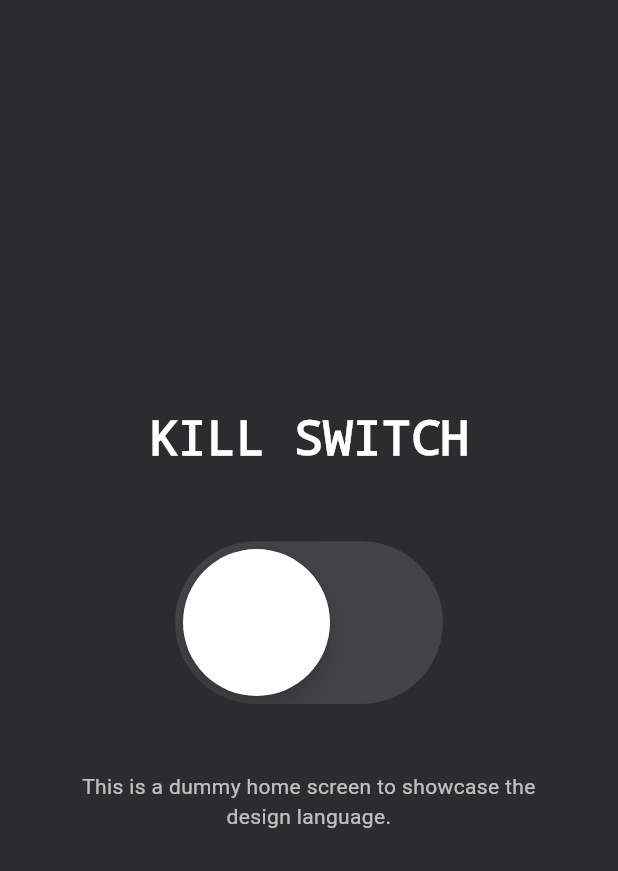
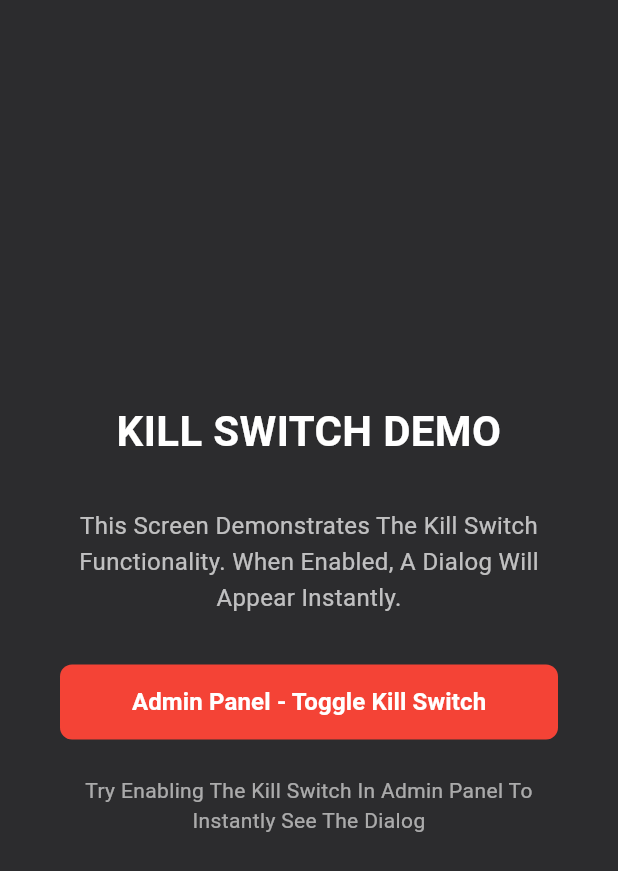
Before and after one commit to muzzammil763/kill_switch_flutter, a Flutter app: the screen it shows after launch, on a phone screen of 412 x 824 dp. Shown: the top 871 px of the screen. Run offline on Flutter 3.47's test engine with Material 3 defaults, Android fonts, the phone set to English and light mode, and no system bars; our stand-ins replace cloud_firestore, firebase_core; accounts and stored records are empty.

Commit message:
releasing the next version

```diff
--- a/example/lib/main.dart
+++ b/example/lib/main.dart
@@ -1,14 +1,19 @@
-import 'package:flutter/cupertino.dart';
+import 'package:firebase_core/firebase_core.dart';
 import 'package:flutter/material.dart';
+import 'package:flutter/services.dart';
+import 'package:kill_switch_example/firebase_options.dart';
+import 'package:kill_switch_flutter/kill_switch.dart';
 
-void main() {
+void main() async {
+  WidgetsFlutterBinding.ensureInitialized();
+  await SystemChrome.setEnabledSystemUIMode(SystemUiMode.edgeToEdge);
+  await Firebase.initializeApp(options: DefaultFirebaseOptions.currentPlatform);
   runApp(const MyApp());
 }
 
 class MyApp extends StatelessWidget {
   const MyApp({super.key});
 
-  // This widget is the root of your application.
   @override
   Widget build(BuildContext context) {
     return MaterialApp(
@@ -28,40 +33,16 @@ class MyApp extends StatelessWidget {
           contentTextStyle: TextStyle(color: Colors.white),
         ),
       ),
-      home: const MyHomePage(title: 'KILL SWITCH'),
+      home: KillSwitchWrapper(child: MainDemoScreen()),
     );
   }
 }
 
-class MyHomePage extends StatefulWidget {
-  const MyHomePage({super.key, required this.title});
-
-  // This widget is the home page of your application. It is stateful, meaning
-  // that it has a State object (defined below) that contains fields that affect
-  // how it looks.
-
-  // This class is the configuration for the state. It holds the values (in this
-  // case the title) provided by the parent (in this case the App widget) and
-  // used by the build method of the State. Fields in a Widget subclass are
-  // always marked "final".
-
-  final String title;
-
-  @override
-  State<MyHomePage> createState() => _MyHomePageState();
-}
-
-class _MyHomePageState extends State<MyHomePage> {
-  bool _dummyToggle = false;
+class MainDemoScreen extends StatelessWidget {
+  const MainDemoScreen({super.key});
 
   @override
   Widget build(BuildContext context) {
-    // This method is rerun every time setState is called, for instance as done
-    // by the _incrementCounter method above.
-    //
-    // The Flutter framework has been optimized to make rerunning build methods
-    // fast, so that you can just rebuild anything that needs updating rather
-    // than having to individually change instances of widgets.
     return Scaffold(
       backgroundColor: const Color(0xFF2C2C2E),
       body: Center(
@@ -70,40 +51,60 @@ class _MyHomePageState extends State<MyHomePage> {
           child: Column(
             mainAxisAlignment: MainAxisAlignment.center,
             children: [
-              Text(
-                widget.title,
-                style: const TextStyle(
+              const Spacer(),
+              const Text(
+                'KILL SWITCH DEMO',
+                style: TextStyle(
                   color: Colors.white,
-                  fontSize: 32,
+                  fontSize: 28,
                   fontWeight: FontWeight.bold,
-                  fontFamily: 'monospace',
                 ),
                 textAlign: TextAlign.center,
               ),
-              const SizedBox(height: 80),
-              Transform.scale(
-                scale: 3.5,
-                child: CupertinoSwitch(
-                  value: _dummyToggle,
-                  onChanged: (value) {
-                    setState(() {
-                      _dummyToggle = value;
-                    });
-                    ScaffoldMessenger.of(context).showSnackBar(
-                      SnackBar(
-                        content: Text(value ? 'Dummy Enabled' : 'Dummy Disabled'),
-                        backgroundColor: value ? Colors.red : Colors.green,
+              const SizedBox(height: 32),
+              const Text(
+                'This Screen Demonstrates The Kill Switch Functionality. When Enabled, A Dialog Will Appear Instantly.',
+                style: TextStyle(
+                  color: Colors.white70,
+                  fontSize: 16,
+                  height: 1.5,
+                ),
+                textAlign: TextAlign.center,
+              ),
+              const SizedBox(height: 32),
+              SizedBox(
+                width: double.infinity,
+                height: 50,
+                child: ElevatedButton(
+                  onPressed: () {
+                    Navigator.push(
+                      context,
+                      MaterialPageRoute(
+                        builder: (context) => const FlutterKillSwitch(),
                       ),
                     );
                   },
+                  style: ElevatedButton.styleFrom(
+                    backgroundColor: Colors.red,
+                    foregroundColor: Colors.white,
+                    shape: RoundedRectangleBorder(
+                      borderRadius: BorderRadius.circular(8),
+                    ),
+                    elevation: 0,
+                  ),
+                  child: const Text(
+                    'Admin Panel - Toggle Kill Switch',
+                    style: TextStyle(fontSize: 16, fontWeight: FontWeight.w600),
+                  ),
                 ),
               ),
-              const SizedBox(height: 80),
+              const SizedBox(height: 24),
               const Text(
-                'This is a dummy home screen to showcase the design language.',
-                style: TextStyle(color: Colors.white70),
+                'Try Enabling The Kill Switch In Admin Panel To Instantly See The Dialog',
+                style: TextStyle(color: Colors.white60, fontSize: 14),
                 textAlign: TextAlign.center,
               ),
+              const Spacer(),
             ],
           ),
         ),
```
Also changed, not shown: example/pubspec.yaml (+3 -70 lines), lib/src/confirmation_dialog.dart (+34 -21 lines), lib/src/kill_switch_screen.dart (+70 -44 lines), lib/src/kill_switch_wrapper.dart (+64 -0 lines), example/lib/firebase_options.dart (added), example/pubspec.lock, 8 other files.
